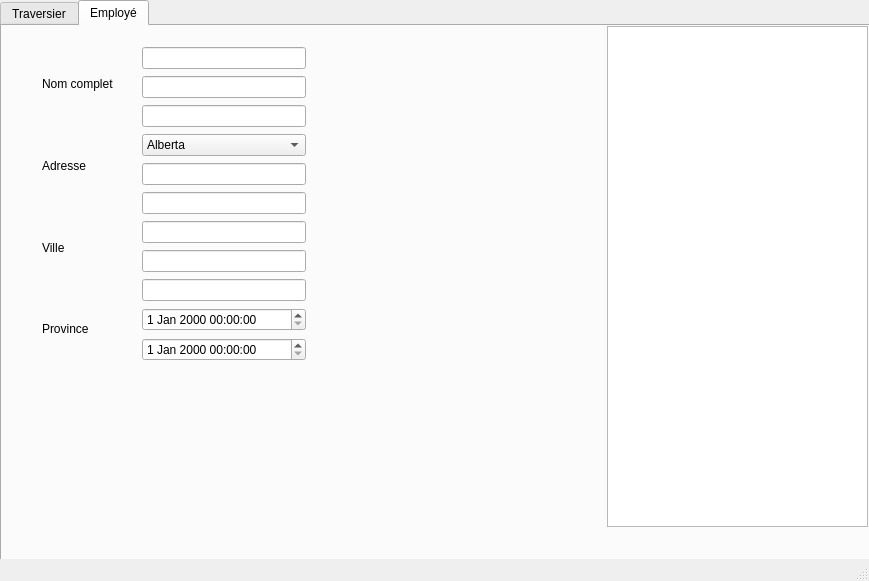
Old version of the form views/main.ui in the repository alexis-leclerc-cegep/traversierPython.
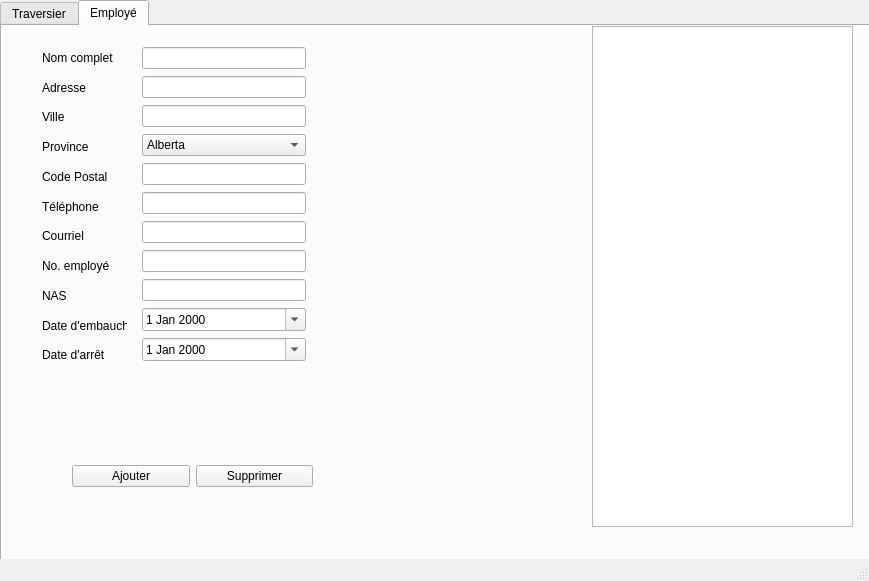
New version of the form.

```diff
--- a/views/main.ui
+++ b/views/main.ui
@@ -203,7 +203,7 @@
      <widget class="QListView" name="listView">
       <property name="geometry">
        <rect>
-        <x>605</x>
+        <x>590</x>
         <y>0</y>
         <width>261</width>
         <height>501</height>
@@ -314,10 +314,18 @@
 			<widget class="QLineEdit" name="edtNAS"/>
 		</item>
 		<item>
-			<widget class="QDateTimeEdit" name="dtEmbauche"/>
+        <widget class="QDateEdit" name="dtEmbauche">
+         <property name="calendarPopup">
+          <bool>true</bool>
+         </property>
+        </widget>
 		</item>
 		<item>
-			<widget class="QDateTimeEdit" name="dtArret"/>
+        <widget class="QDateEdit" name="dtArret">
+         <property name="calendarPopup">
+          <bool>true</bool>
+         </property>
+        </widget>
 		</item>
       </layout>
      </widget>
@@ -326,7 +334,7 @@
        <rect>
         <x>40</x>
         <y>20</y>
-        <width>81</width>
+        <width>85</width>
         <height>321</height>
        </rect>
       </property>
@@ -356,6 +364,81 @@
         <widget class="QLabel" name="label_10">
          <property name="text">
           <string>Province</string>
+         </property>
+        </widget>
+       </item>
+       <item>
+        <widget class="QLabel" name="lblCodePostalEmploye">
+         <property name="text">
+          <string>Code Postal</string>
+         </property>
+        </widget>
+       </item>
+       <item>
+        <widget class="QLabel" name="lblTelephoneEmploye">
+         <property name="text">
+          <string>Téléphone</string>
+         </property>
+        </widget>
+       </item>
+       <item>
+        <widget class="QLabel" name="lblCourrielEmploye">
+         <property name="text">
+          <string>Courriel</string>
+         </property>
+        </widget>
+       </item>
+       <item>
+        <widget class="QLabel" name="lblNoEmploye">
+         <property name="text">
+          <string>No. employé</string>
+         </property>
+        </widget>
+       </item>
+       <item>
+        <widget class="QLabel" name="lblNASEmploye">
+         <property name="text">
+          <string>NAS</string>
+         </property>
+        </widget>
+       </item>
+       <item>
+        <widget class="QLabel" name="lblDateEmbaucheEmploye">
+         <property name="text">
+          <string>Date d'embauche</string>
+         </property>
+        </widget>
+       </item>
+       <item>
+        <widget class="QLabel" name="label_17">
+         <property name="text">
+          <string>Date d'arrêt</string>
+         </property>
+        </widget>
+       </item>
+      </layout>
+     </widget>
+     <widget class="QWidget" name="gridLayoutWidget">
+      <property name="geometry">
+       <rect>
+        <x>70</x>
+        <y>400</y>
+        <width>241</width>
+        <height>101</height>
+       </rect>
+      </property>
+      <layout class="QGridLayout" name="gridLayout">
+       <item row="0" column="0">
+        <widget class="QPushButton" name="btnAjouter">
+         <property name="text">
+          <string>Ajouter</string>
+         </property>
+        </widget>
+       </item>
+       <item row="0" column="1">
+        <widget class="QPushButton" name="btnSupprimer">
+         <property name="text">
+          <string>Supprimer</string>
          </property>
         </widget>
        </item>
```
Left out of the diff: 12 changed lines with no effect on the pictures. Lines whose indentation alone changed are shown as unchanged.
